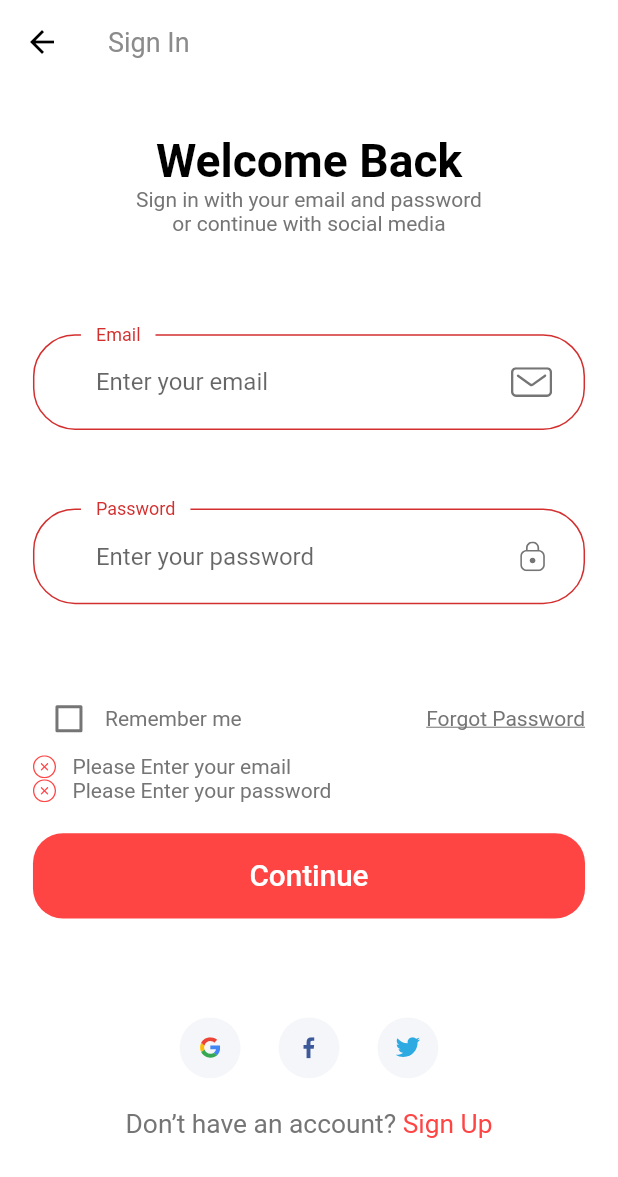
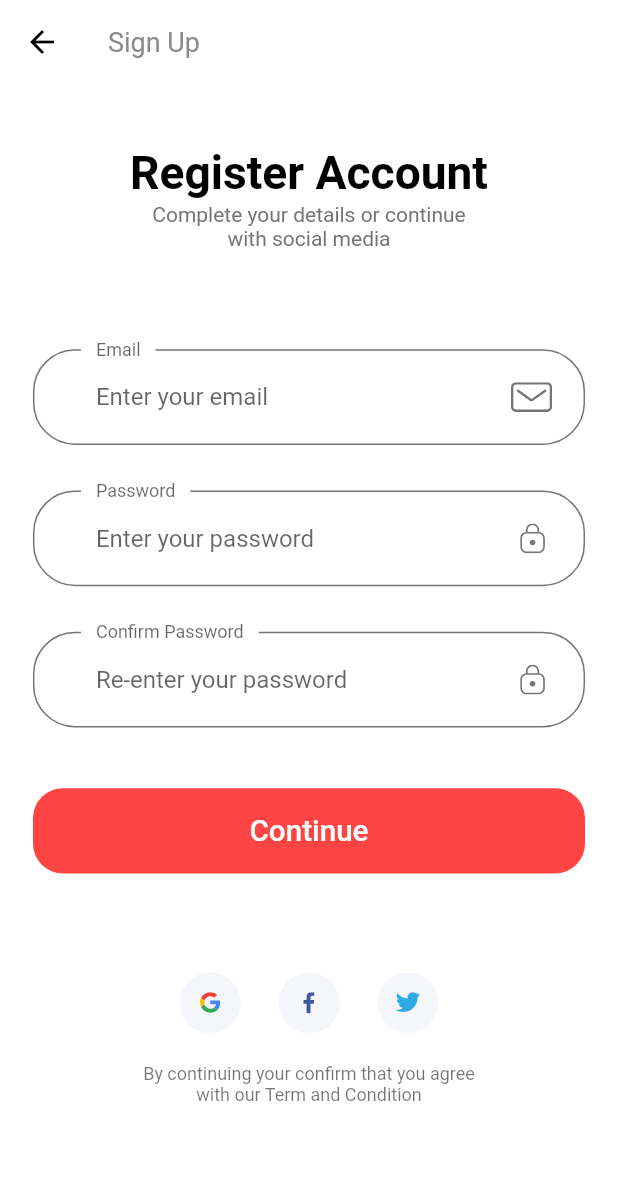
Before and after one commit to GhoudanAyoub/live365, a Flutter app: the SignInScreen screen opened by its route, after a tap on "Continue", after a tap on "Sign Up", on a phone screen of 412 x 824 dp. Shown: the top 1177 px of the screen. Run offline on Flutter 3.47's test engine with Material 2 defaults, Android fonts, the light colour scheme and no system bars; our stand-ins replace cloud_firestore, firebase_auth, firebase_core, firebase_database, flutter_svg, google_sign_in; accounts and stored records are empty; Roboto replaces fonts that are missing (Muli); project files that could hold a hidden picture were left out.

Commit message:
Forms Fixed

```diff
--- a/lib/SignIn/components/sign_form.dart
+++ b/lib/SignIn/components/sign_form.dart
@@ -144,6 +144,7 @@ class _SignFormState extends State<SignForm> {
                 dynamic result = await FirebaseService.sign(_emailContoller.text,_passwordController.text,context);
                 if(result!=null){
                   FirebaseService.checkClientData(context);
+                  Scaffold.of(context).showSnackBar(SnackBar(content: Text('your Logged IN')));
                 }
               }
             },
--- a/lib/components/no_account_text.dart
+++ b/lib/components/no_account_text.dart
@@ -1,4 +1,5 @@
 import 'package:flutter/material.dart';
+import 'package:live365/SignUp/sign_up_screen.dart';
 
 import '../constants.dart';
 import '../SizeConfig.dart';
@@ -18,7 +19,7 @@ class NoAccountText extends StatelessWidget {
           style: TextStyle(fontSize: getProportionateScreenWidth(16)),
         ),
         GestureDetector(
-          onTap: () => {},//Navigator.pushNamed(context, SignUpScreen.routeName),
+          onTap: () => Navigator.pushNamed(context, SignUpScreen.routeName),
           child: Text(
             "Sign Up",
             style: TextStyle(
--- a/lib/main.dart
+++ b/lib/main.dart
@@ -11,15 +11,12 @@ void main() async {
   await Firebase.initializeApp();
   runApp(MyApp());
 }
-
 class MyApp extends StatelessWidget {
-
   @override
   Widget build(BuildContext context)  {
-    SizeConfig().init(context);
     return MaterialApp(
       debugShowCheckedModeBanner: false,
-      title: 'Flutter Demo',
+      title: 'Live 365',
       theme: theme(),
       initialRoute: SplashScreen.routeName,
       routes: routes,
```
Also changed, not shown: pubspec.yaml (+13 -12 lines), 3 other files.
